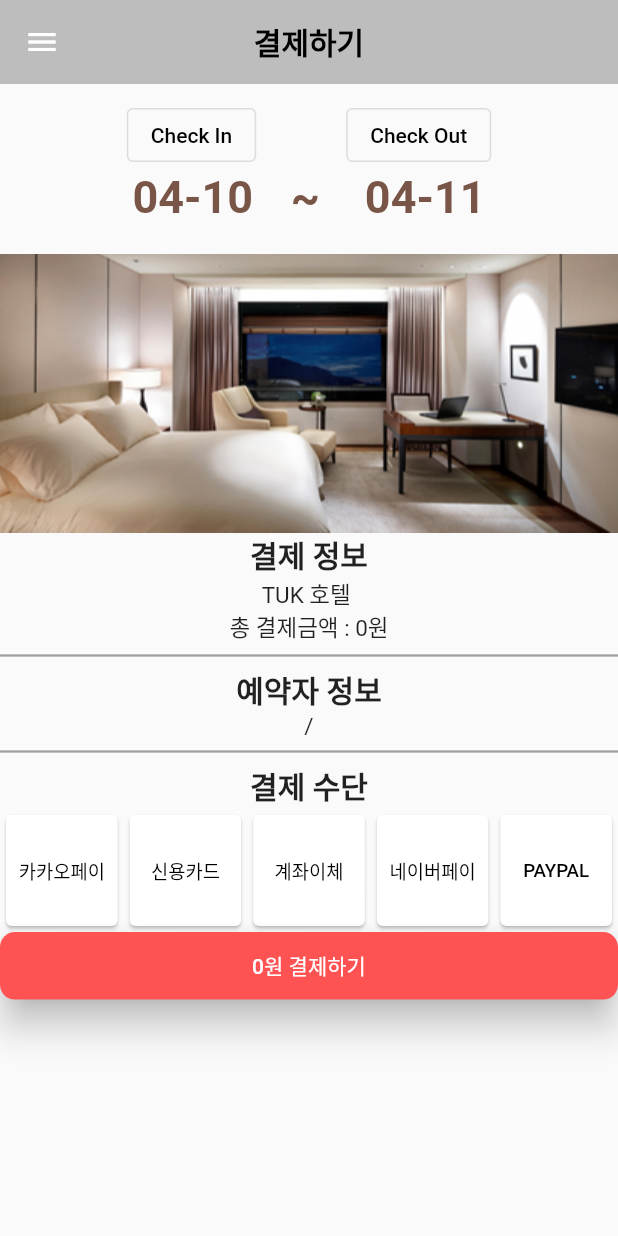
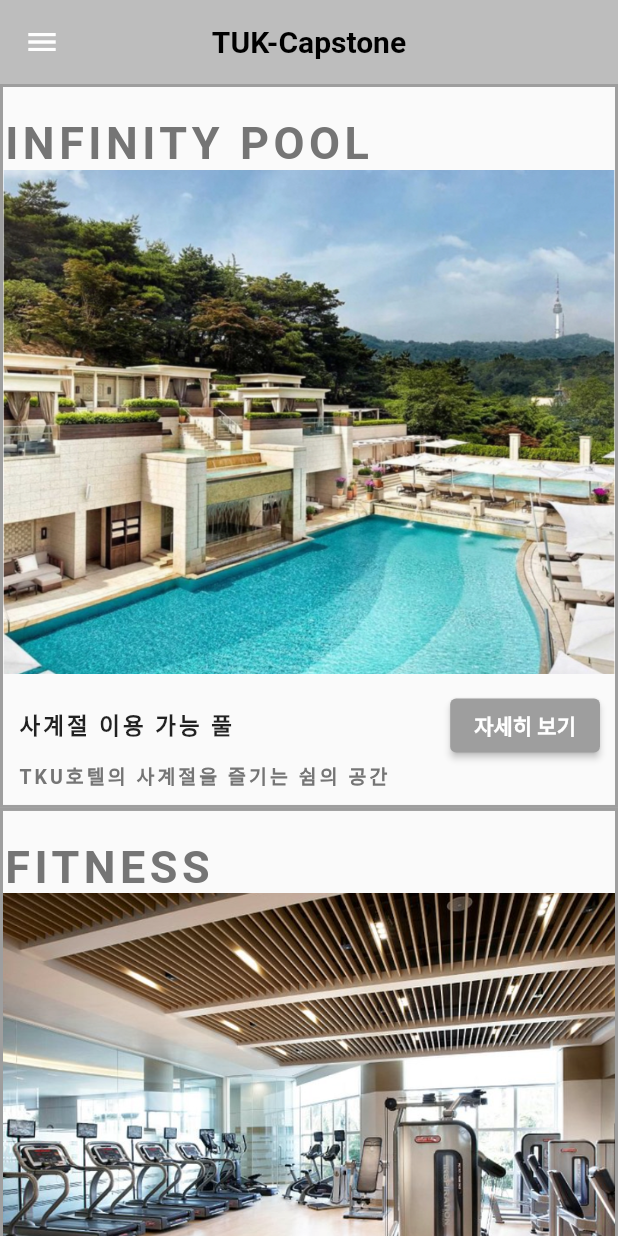
Before and after one commit to hallu0317/Capstone_Design_TUK, a Flutter app: the screen it shows once a user with an empty profile is signed in, after a tap on "시설 이용", on a phone screen of 412 x 824 dp. Run offline on Flutter 3.47's test engine with Material 2 defaults, Android fonts, the phone set to English and light mode, and no system bars; our stand-ins replace carousel_slider, cloud_firestore, firebase_auth, firebase_core, get, google_sign_in; missing offline and left inert: bootpay_api, bootpay_webview_flutter, kakao_flutter_sdk; accounts and stored records are empty; network calls fail.

Commit message:
시설이용 추가해쬬

```diff
--- /dev/null
+++ b/FlutterLogin-main/FlutterLogin-main/lib/facilities.dart
@@ -0,0 +1,297 @@
+import 'package:flutter/material.dart';
+import 'package:flutter_login/announcement.dart';
+import 'package:flutter_login/auth_controller.dart';
+import 'package:flutter_login/myProfile.dart';
+import 'package:flutter_login/myProfileNotReservation.dart';
+import 'package:get/get.dart';
+import 'fireStore.dart' as dbName;
+import 'mainHome.dart';
+
+class Facilities extends StatelessWidget {
+  const Facilities({Key? key}) : super(key: key);
+
+  @override
+  Widget build(BuildContext context) {
+    return MaterialApp(
+      debugShowCheckedModeBanner: false,
+      home: Scaffold(
+        appBar: AppBar(
+          backgroundColor: Colors.grey[400],
+          title: Text(
+            "TUK-Capstone",
+            style: TextStyle(fontWeight: FontWeight.bold, color: Colors.black),
+          ),
+          elevation: 0.0, //앱바의 입체감을 없애주기위함
+          centerTitle: true,
+        ),
+        drawer: Drawer(
+          child: ListView(
+            padding: EdgeInsets.zero,
+            children: [
+              UserAccountsDrawerHeader(
+                currentAccountPicture: CircleAvatar(
+                  backgroundImage: AssetImage('img/face_image.PNG'),
+                  backgroundColor: Colors.white,
+                ),
+                accountName: Text(
+                  // dbName.userName,
+                  dbName.userName,
+                  style: TextStyle(color: Colors.black),
+                ),
+                accountEmail: Text(
+                  AuthController.instance.auth.currentUser!.email!,
+                  style: TextStyle(color: Colors.black),
+                ),
+                decoration: BoxDecoration(
+                    color: Colors.grey[350],
+                    borderRadius: BorderRadius.only(
+                        bottomLeft: Radius.circular(40.0),
+                        bottomRight: Radius.circular(40.0))),
+              ),
+              ListTile(
+                leading: Icon(Icons.home),
+                title: Text('Home'),
+                onTap: () {
+                  print("홈버튼!!!!");
+                  Get.to(MainHome(
+                      email: AuthController.instance.auth.currentUser!.email!));
+                },
+              ),
+              ListTile(
+                  leading: Icon(Icons.person),
+                  title: Text('MyProfile'),
+                  onTap: () {
+                    if (dbName.userReservation == true) {
+                      print('profile is clicked');
+                      Get.to(MyProfile(
+                          email: AuthController
+                              .instance.auth.currentUser!.email!));
+                    } else {
+                      Get.to(MyProfileNotReservation(
+                          email: AuthController
+                              .instance.auth.currentUser!.email!));
+                    }
+                  }),
+              ListTile(
+                  leading: Icon(Icons.settings),
+                  title: Text('Setting'),
+                  onTap: () {
+                    print('Setting is clicked');
+                  }),
+              ListTile(
+                  leading: Icon(Icons.announcement),
+                  title: Text('announcement'),
+                  onTap: () {
+                    Get.to(Announcement());
+                    print('announcement is clicked');
+                  }),
+              ListTile(
+                  leading: Icon(Icons.logout),
+                  title: Text('Logout'),
+                  onTap: () {
+                    print('로그아웃');
+                    AuthController.instance.logOut();
+                  })
+            ],
+            //Home, MyProfile, Setting, Q&A, Logout
+          ),
+        ),
+        body: SingleChildScrollView(
+          child: Column(
+            children: [
+              Container(
+                decoration: BoxDecoration(
+                  border: Border.all(color: Colors.grey, width: 2),
+                ),
+                child: Column(
+                  children: [
+                    SizedBox(
+                      height: 20.0,
+                    ),
+                    Container(
+                      alignment: Alignment.topLeft,
+                      child: Text(
+                        'INFINITY POOL',
+                        style: TextStyle(
+                            fontSize: 30.0,
+                            fontWeight: FontWeight.bold,
+                            letterSpacing: 3.0,
+                            color: Colors.grey[600]),
+                      ),
+                    ),
+                    Image(
+                      image: AssetImage("img/facility/swimming_pool.PNG"),
+                    ),
+                    Container(
+                      padding: EdgeInsets.all(10.0),
+                      alignment: Alignment.centerLeft,
+                      child: Column(
+                        crossAxisAlignment: CrossAxisAlignment.start,
+                        children: [
+                          Row(
+                            mainAxisAlignment: MainAxisAlignment.spaceBetween,
+                            children: [
+                              Text('사계절 이용 가능 풀',
+                                  style: TextStyle(
+                                      fontSize: 15.0,
+                                      fontWeight: FontWeight.bold,
+                                      letterSpacing: 2.0,
+                                      color: Colors.black87)),
+                              ElevatedButton(
+                                style: ElevatedButton.styleFrom(
+                                  primary: Colors.grey, // Background color
+                                ),
+                                // style: ButtonStyle(backgroundColor: Colors.accents),
+                                onPressed: () async {},
+                                child: Text(
+                                  "자세히 보기",
+                                  style: TextStyle(fontWeight: FontWeight.bold),
+                                ),
+                              ),
+                            ],
+                          ),
+                          Text('TKU호텔의 사계절을 즐기는 쉼의 공간',
+                              style: TextStyle(
+                                  fontSize: 13,
+                                  fontWeight: FontWeight.bold,
+                                  letterSpacing: 2.0,
+                                  color: Colors.grey[600])),
+                        ],
+                      ),
+                    ),
+                  ],
+                ),
+              ),
+              Container(
+                decoration: BoxDecoration(
+                  border: Border.all(color: Colors.grey, width: 2),
+                ),
+                child: Column(
+                  children: [
+                    SizedBox(
+                      height: 20.0,
+                    ),
+                    Container(
+                      alignment: Alignment.topLeft,
+                      child: Text(
+                        'FITNESS',
+                        style: TextStyle(
+                            fontSize: 30.0,
+                            fontWeight: FontWeight.bold,
+                            letterSpacing: 3.0,
+                            color: Colors.grey[600]),
+                      ),
+                    ),
+                    Image(
+                      image: AssetImage("img/facility/fitness.PNG"),
+                    ),
+                    Container(
+                      padding: EdgeInsets.all(10.0),
+                      alignment: Alignment.centerLeft,
+                      child: Column(
+                        crossAxisAlignment: CrossAxisAlignment.start,
+                        children: [
+                          Row(
+                            mainAxisAlignment: MainAxisAlignment.spaceBetween,
+                            children: [
+                              Text('24시간 운영 FITNESS CENTER',
+                                  style: TextStyle(
+                                      fontSize: 15,
+                                      fontWeight: FontWeight.bold,
+                                      letterSpacing: 2.0,
+                                      color: Colors.black87)),
+                              ElevatedButton(
+                                style: ElevatedButton.styleFrom(
+                                  primary: Colors.grey, // Background color
+                                ),
+                                // style: ButtonStyle(backgroundColor: Colors.accents),
+                                onPressed: () async {},
+                                child: Text(
+                                  "자세히 보기",
+                                  style: TextStyle(fontWeight: FontWeight.bold),
+                                ),
+                              ),
+                            ],
+                          ),
+                          Text('휴식과 건강을 한번에',
+                              style: TextStyle(
+                                  fontSize: 13,
+                                  fontWeight: FontWeight.bold,
+                                  letterSpacing: 2.0,
+                                  color: Colors.grey[600])),
+                        ],
+                      ),
+                    ),
+                  ],
+                ),
+              ),
+              Container(
+                decoration: BoxDecoration(
+                  border: Border.all(color: Colors.grey, width: 2),
+                ),
+                child: Column(
+                  children: [
+                    SizedBox(
+                      height: 20.0,
+                    ),
+                    Container(
+                      alignment: Alignment.topLeft,
+                      child: Text(
+                        'RESTAURANT',
+                        style: TextStyle(
+                            fontSize: 30.0,
+                            fontWeight: FontWeight.bold,
+                            letterSpacing: 3.0,
+                            color: Colors.grey[600]),
+                      ),
+                    ),
+                    Image(
+                      image: AssetImage("img/facility/restaurant.PNG"),
+                    ),
+                    Container(
+                      padding: EdgeInsets.all(10.0),
+                      alignment: Alignment.centerLeft,
+                      child: Column(
+                        crossAxisAlignment: CrossAxisAlignment.start,
+                        children: [
+                          Row(
+                            mainAxisAlignment: MainAxisAlignment.spaceBetween,
+                            children: [
+                              Text('사계절 이용 가능 풀',
+                                  style: TextStyle(
+                                      fontSize: 15,
+                                      fontWeight: FontWeight.bold,
+                                      letterSpacing: 2.0,
+                                      color: Colors.black87)),
+                              ElevatedButton(
+                                style: ElevatedButton.styleFrom(
+                                  primary: Colors.grey, // Background color
+                                ),
+                                // style: ButtonStyle(backgroundColor: Colors.accents),
+                                onPressed: () async {},
+                                child: Text(
+                                  "자세히 보기",
+                                  style: TextStyle(fontWeight: FontWeight.bold),
+                                ),
+                              ),
+                            ],
+                          ),
+                          Text('TKU호텔의 사계절을 즐기는 쉼의 공간',
+                              style: TextStyle(
+                                  fontSize: 13,
+                                  fontWeight: FontWeight.bold,
+                                  letterSpacing: 2.0,
+                                  color: Colors.grey[600])),
+                        ],
+                      ),
+                    ),
+                  ],
+                ),
+              ),
+            ],
+          ),
+        ),
+      ),
+    );
+  }
+}
--- a/FlutterLogin-main/FlutterLogin-main/lib/mainHome.dart
+++ b/FlutterLogin-main/FlutterLogin-main/lib/mainHome.dart
@@ -14,6 +14,7 @@ import 'package:flutter_login/regions.dart';
 import 'package:flutter_login/reservationAlert.dart';
 import 'package:get/get.dart';
 import 'myProfile.dart';
+import 'package:flutter_login/facilities.dart';
 
 //MainHome화면
 class MainHome extends StatefulWidget {
@@ -222,7 +223,7 @@ class _MainHomeState extends State<MainHome> {
                                     } else if (regions[index] == "예약 조회") {
                                       print("예약 조회 클릭");
                                     } else if (regions[index] == "시설 이용") {
-                                      Get.to(Payment(email: widget.email));
+                                      Get.to(Facilities());
                                       print("시설 이용 클릭");
                                     }
                                   },
--- a/FlutterLogin-main/FlutterLogin-main/lib/mainHomeNotReservation.dart
+++ b/FlutterLogin-main/FlutterLogin-main/lib/mainHomeNotReservation.dart
@@ -10,6 +10,7 @@ import 'mainHome.dart';
 import 'payment.dart';
 import 'regions.dart';
 import 'regions_reservation.dart';
+import 'facilities.dart';
 
 Widget mainHome2() {
   dbName.initState();
@@ -185,9 +186,7 @@ Widget mainHome2() {
                                 } else if (regions[index] == "예약 조회") {
                                   print("예약 조회 클릭");
                                 } else if (regions[index] == "시설 이용") {
-                                  Get.to(Payment(
-                                      email: AuthController
-                                          .instance.auth.currentUser!.email!));
+                                  Get.to(Facilities());
                                   print("시설 이용 클릭");
                                 }
                               },
--- a/FlutterLogin-main/FlutterLogin-main/pubspec.yaml
+++ b/FlutterLogin-main/FlutterLogin-main/pubspec.yaml
@@ -87,6 +87,9 @@ flutter:
     - img/deluxDetail/detaildel2.jpg
     - img/superiorDetail/detailsup1.jpg
     - img/superiorDetail/detailsup2.jpg
+    - img/facility/fitness.PNG
+    - img/facility/restaurant.PNG
+    - img/facility/swimming_pool.PNG
 
   # An image asset can refer to one or more resolution-specific "variants", see
   # https://flutter.dev/assets-and-images/#resolution-aware.
```
Also changed, not shown: FlutterLogin-main/FlutterLogin-main/img/facility/fitness.PNG (added), FlutterLogin-main/FlutterLogin-main/img/facility/restaurant.PNG (added), FlutterLogin-main/FlutterLogin-main/img/facility/swimming_pool.PNG (added).
